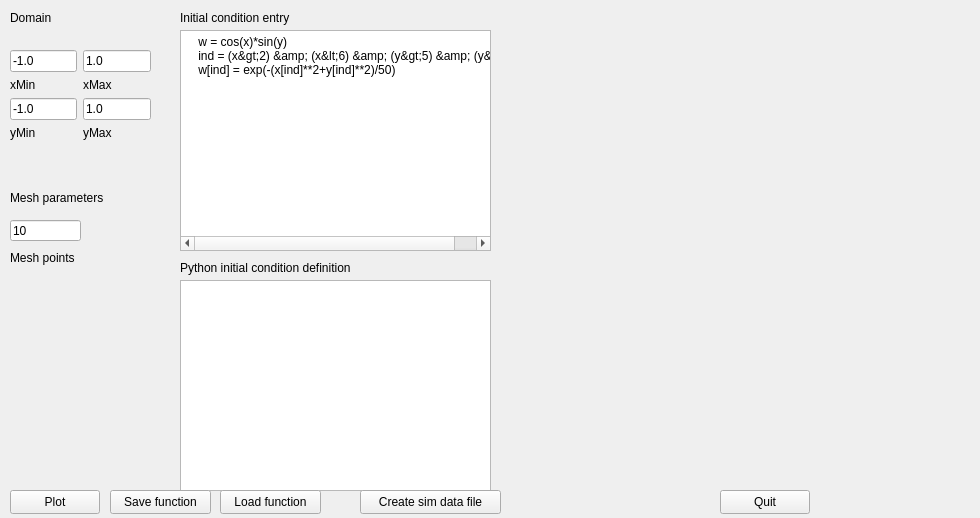
Before: the Qt Designer form initializer.ui in Louminator/grdviz, drawn with Qt 5.
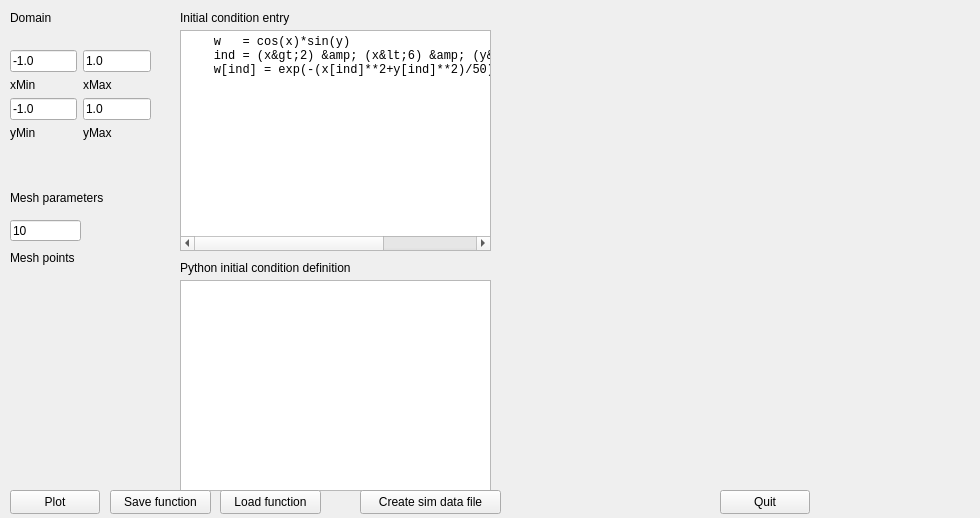
After: the same form once the commit is applied. Custom widgets are drawn as their Qt base class.

Commit message: Messed with fonts.

Patch:
```diff
--- a/initializer.ui
+++ b/initializer.ui
@@ -32,11 +32,16 @@
      <height>221</height>
     </rect>
    </property>
+   <property name="font">
+    <font>
+     <family>Liberation Mono</family>
+    </font>
+   </property>
    <property name="lineWrapMode">
     <enum>QPlainTextEdit::NoWrap</enum>
    </property>
    <property name="plainText">
-    <string>    w = cos(x)*sin(y)
+    <string>    w   = cos(x)*sin(y)
     ind = (x&gt;2) &amp; (x&lt;6) &amp; (y&gt;5) &amp; (y&lt;8)
     w[ind] = exp(-(x[ind]**2+y[ind]**2)/50)
 </string>
```
Left out of the diff: 5 changed lines with no effect on the pictures. The commit also changes 1 other file.
